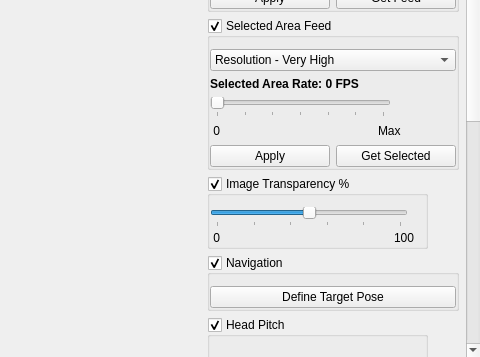
This is vigir_ocs_camera_viewer_custom/src/ui/camera_viewer_custom_widget.ui in team-vigir/vigir_ocs_common as Qt 5 draws it before an edit; both pictures show x 247 to 727 and y 243 to 600 of the 727 by 600 pixel window. The edited form follows.
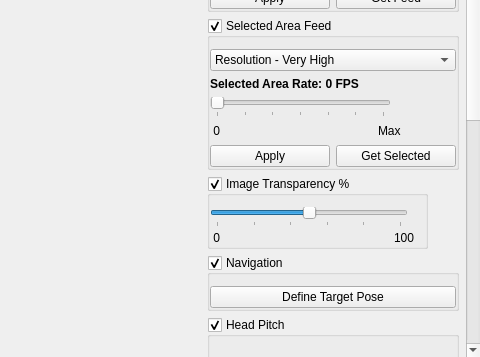
This is the edited form. Custom widgets are drawn as their Qt base class.

Commit message: - several UI bug fixes - canceling goal pose does not result in being able to move the camera anymore - clean up in the camera widget code (no more global variables; no more repeated functions and fixed sizes that made layouts useless) - removing margin from 3d views to remove wasted space

What changed in the file:
```diff
--- a/vigir_ocs_camera_viewer_custom/src/ui/camera_viewer_custom_widget.ui
+++ b/vigir_ocs_camera_viewer_custom/src/ui/camera_viewer_custom_widget.ui
@@ -868,7 +868,7 @@
           <bool>true</bool>
          </property>
          <property name="sizePolicy">
-          <sizepolicy hsizetype="Maximum" vsizetype="Maximum">
+          <sizepolicy hsizetype="Expanding" vsizetype="Expanding">
            <horstretch>0</horstretch>
            <verstretch>0</verstretch>
           </sizepolicy>
@@ -879,12 +879,6 @@
            <height>0</height>
           </size>
          </property>
-         <property name="maximumSize">
-          <size>
-           <width>221</width>
-           <height>191</height>
-          </size>
-         </property>
          <property name="title">
           <string>Head Pitch</string>
          </property>
```
Left out of the diff: 52 changed lines with no effect on the pictures. The commit also changes 9 other files.
